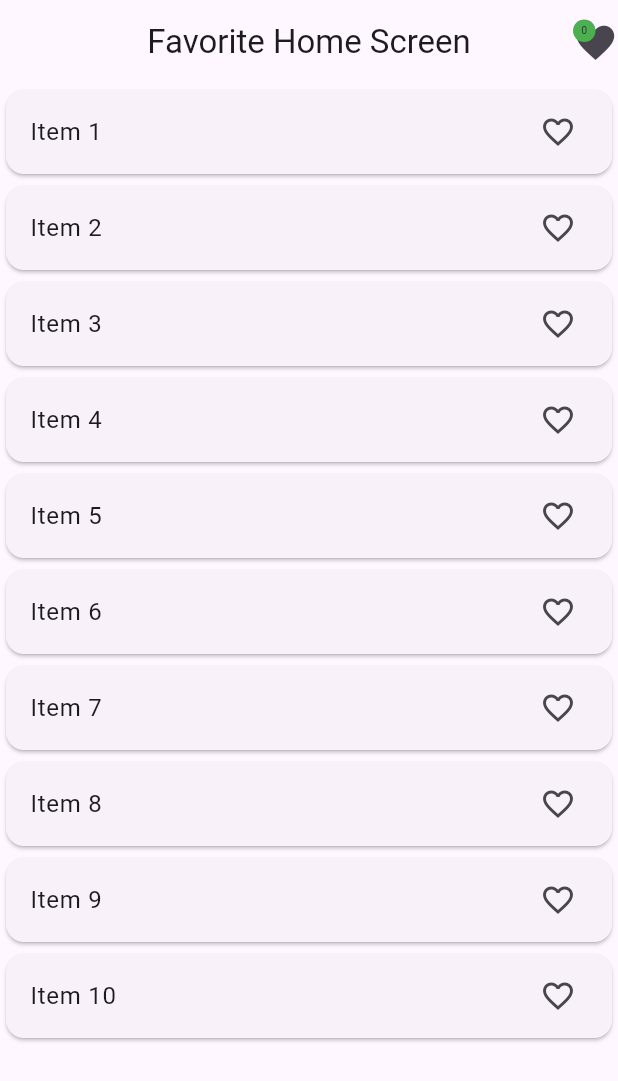
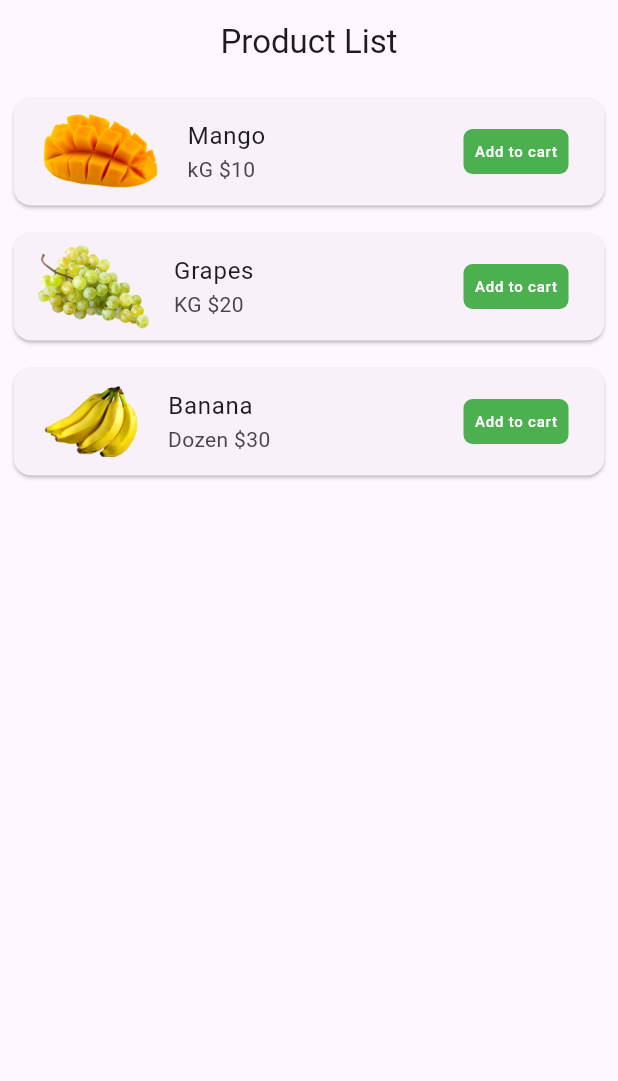
Before and after one commit to Malik399758/Advance-Widgets, a Flutter app: the screen it shows after launch, on a phone screen of 412 x 824 dp. Shown: the top 1081 px of the screen. Run offline on Flutter 3.47's test engine with Material 3 defaults, Android fonts, the phone set to English and light mode, and no system bars.

Commit message:
mock data and display on the screen.

```diff
--- /dev/null
+++ b/lib/controllers/items_controller.dart
@@ -0,0 +1,10 @@
+
+import 'package:advance_widgets/models/items_mock_data.dart';
+import 'package:advance_widgets/models/items_models.dart';
+
+class ItemsController{
+
+  List<ItemsModel> getItems(){
+    return  items;
+  }
+}
--- a/lib/main.dart
+++ b/lib/main.dart
@@ -1,3 +1,4 @@
+import 'package:advance_widgets/views/screens/cart/cart_home_screen.dart';
 import 'package:advance_widgets/views/screens/dismissible_widget/dismissible_screen.dart';
 import 'package:advance_widgets/views/screens/expansion_tile_widget/expansion_tile_list_screen.dart';
 import 'package:advance_widgets/views/screens/expansion_tile_widget/expansion_tile_screen.dart';
@@ -19,7 +20,8 @@ class MyApp extends StatelessWidget {
         colorScheme: ColorScheme.fromSeed(seedColor: Colors.deepPurple),
         useMaterial3: true,
       ),
-      home: FavoriteHomeScreen()
+      home: CartHomeScreen()
+      //FavoriteHomeScreen()
       //ExpansionTileListScreen()
       //ExpansionTileScreen()
       //DismissibleScreen()
--- /dev/null
+++ b/lib/models/items_mock_data.dart
@@ -0,0 +1,8 @@
+
+import 'package:advance_widgets/models/items_models.dart';
+
+List<ItemsModel> items = [
+  ItemsModel(id : 1, type: 'kG', name: 'Mango', image: 'assets/images/mango_image.png', price: 10),
+  ItemsModel(id : 2, type : 'KG',name: 'Grapes', image: 'assets/images/grapes_image.png', price: 20),
+  ItemsModel(id : 3, type : 'Dozen',name: 'Banana', image: 'assets/images/banana_image.png', price: 30),
+];
--- /dev/null
+++ b/lib/models/items_models.dart
@@ -0,0 +1,10 @@
+
+class ItemsModel{
+  final int? id;
+  final String type;
+  final String name;
+  final String image;
+  final int price;
+
+  ItemsModel({this.id ,required this.type, required this.name,required this.image,required this.price});
+}
--- /dev/null
+++ b/lib/views/screens/cart/cart_home_screen.dart
@@ -0,0 +1,51 @@
+
+import 'package:advance_widgets/controllers/items_controller.dart';
+import 'package:flutter/material.dart';
+
+class CartHomeScreen extends StatefulWidget {
+  const CartHomeScreen({super.key});
+
+  @override
+  State<CartHomeScreen> createState() => _CartHomeScreenState();
+}
+
+class _CartHomeScreenState extends State<CartHomeScreen> {
+
+  final itemList = ItemsController().getItems();
+
+  @override
+  Widget build(BuildContext context) {
+    return Scaffold(
+      appBar: AppBar(
+        title: Text('Product List'),
+        centerTitle: true,
+      ),
+      body: ListView.builder(
+          itemCount: itemList.length,
+          itemBuilder: (context,index){
+            final item = itemList[index];
+        return Padding(
+          padding: const EdgeInsets.all(5.0),
+          child: Card(
+            child: ListTile(
+              leading: Image.asset(item.image),
+              title: Text(item.name),
+              subtitle: Text('${item.type} \$${item.price}'),
+              trailing: Expanded(
+                child: Container(
+                  width: 70,
+                  height: 30,
+                  decoration: BoxDecoration(
+                    color: Colors.green,
+                    borderRadius: BorderRadius.circular(6)
+                  ),
+                  child: Center(child: Text('Add to cart',style: TextStyle(fontSize: 10,color: Colors.white),)),
+                ),
+              ),
+            ),
+          ),
+        );
+      }),
+    );
+  }
+}
--- a/pubspec.yaml
+++ b/pubspec.yaml
@@ -58,8 +58,8 @@ flutter:
   uses-material-design: true
 
   # To add assets to your application, add an assets section, like this:
-  # assets:
-  #   - images/a_dot_burr.jpeg
+  assets:
+    - assets/images/
   #   - images/a_dot_ham.jpeg
 
   # An image asset can refer to one or more resolution-specific "variants", see
```
Also changed, not shown: assets/images/banana_image.png (added), assets/images/grapes_image.png (added), assets/images/mango_image.png (added).
